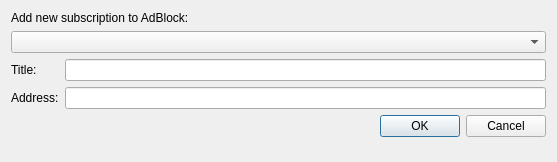
First picture: the form in src/lib/adblock/adblockaddsubscriptiondialog.ui, repository tenrok/kclient3, before the edit.
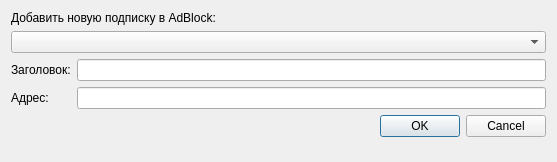
Second picture: the form after the edit.

```diff
--- a/src/lib/adblock/adblockaddsubscriptiondialog.ui
+++ b/src/lib/adblock/adblockaddsubscriptiondialog.ui
@@ -20,7 +20,7 @@
    <item row="2" column="0">
     <widget class="QLabel" name="label">
      <property name="text">
-      <string>Title:</string>
+      <string>Заголовок:</string>
      </property>
     </widget>
    </item>
@@ -30,7 +30,7 @@
    <item row="3" column="0">
     <widget class="QLabel" name="label_2">
      <property name="text">
-      <string>Address:</string>
+      <string>Адрес:</string>
      </property>
     </widget>
    </item>
@@ -50,7 +50,7 @@
    <item row="0" column="0" colspan="2">
     <widget class="QLabel" name="label_3">
      <property name="text">
-      <string>Add new subscription to AdBlock:</string>
+      <string>Добавить новую подписку в AdBlock:</string>
      </property>
     </widget>
    </item>
```
Left out of the diff: 2 changed lines with no effect on the pictures.
